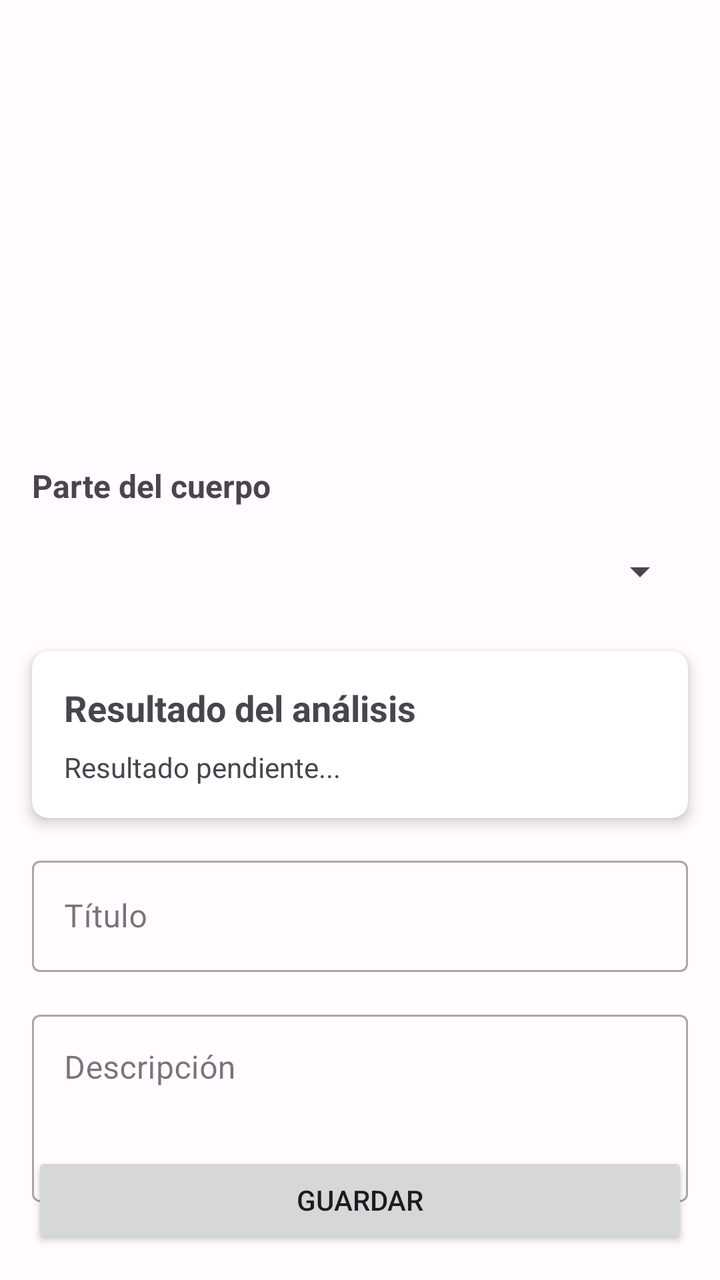
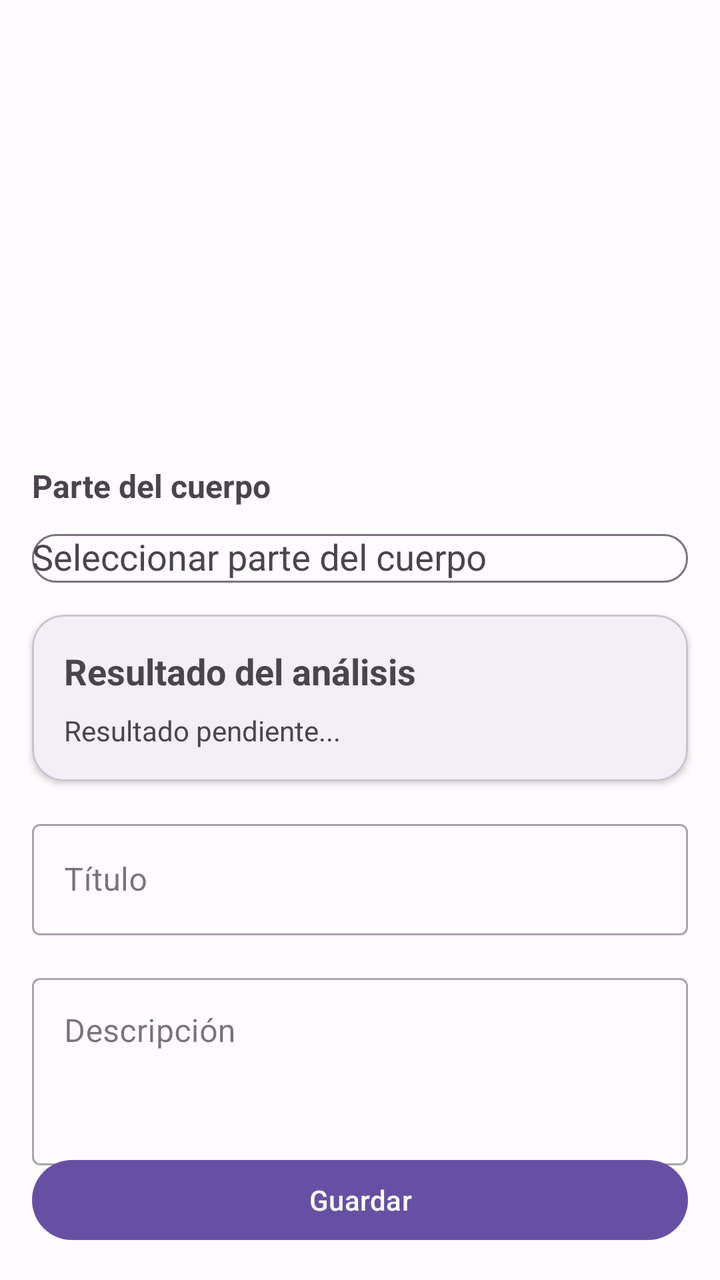

Compare the two renders of this Android layout. The source of the first and the diff that turns it into the second are given below.
<!-- AndroidManifest.xml: activity theme Theme.SkinCare_TFM -->
<!-- res/layout/activity_analysis_result.xml -->
<?xml version="1.0" encoding="utf-8"?>
<androidx.constraintlayout.widget.ConstraintLayout
    xmlns:android="http://schemas.android.com/apk/res/android"
    xmlns:app="http://schemas.android.com/apk/res-auto"
    xmlns:tools="http://schemas.android.com/tools"
    android:layout_width="match_parent"
    android:layout_height="match_parent"
    tools:context=".analysis.AnalysisResultActivity">

    <ImageView
        android:id="@+id/resultImageView"
        android:layout_width="0dp"
        android:layout_height="200dp"
        android:layout_margin="16dp"
        android:scaleType="centerCrop"
        app:layout_constraintEnd_toEndOf="parent"
        app:layout_constraintStart_toStartOf="parent"
        app:layout_constraintTop_toTopOf="parent" />

    
    <LinearLayout
        android:id="@+id/bodyPartContainer"
        android:layout_width="0dp"
        android:layout_height="wrap_content"
        android:layout_margin="16dp"
        android:orientation="vertical"
        app:layout_constraintEnd_toEndOf="parent"
        app:layout_constraintStart_toStartOf="parent"
        app:layout_constraintTop_toBottomOf="@+id/resultImageView">

        <TextView
            android:layout_width="wrap_content"
            android:layout_height="wrap_content"
            android:text="Parte del cuerpo"
            android:textSize="16sp"
            android:textStyle="bold" />

        
        <TextView
            android:id="@+id/bodyPartTextView"
            android:layout_width="match_parent"
            android:layout_height="wrap_content"
            android:layout_marginTop="8dp"
            android:paddingVertical="12dp"
            android:textSize="16sp"
            android:visibility="gone" />

        
        <Spinner
            android:id="@+id/bodyPartSpinner"
            android:layout_width="match_parent"
            android:layout_height="wrap_content"
            android:layout_marginTop="8dp"
            android:minHeight="48dp" />

    </LinearLayout>

    <androidx.cardview.widget.CardView
        android:id="@+id/analysisCardView"
        android:layout_width="0dp"
        android:layout_height="wrap_content"
        android:layout_margin="16dp"
        app:cardCornerRadius="8dp"
        app:cardElevation="4dp"
        app:layout_constraintEnd_toEndOf="parent"
        app:layout_constraintStart_toStartOf="parent"
        app:layout_constraintTop_toBottomOf="@+id/bodyPartContainer">

        <LinearLayout
            android:layout_width="match_parent"
            android:layout_height="wrap_content"
            android:orientation="vertical"
            android:padding="16dp">

            <TextView
                android:layout_width="wrap_content"
                android:layout_height="wrap_content"
                android:text="Resultado del análisis"
                android:textSize="18sp"
                android:textStyle="bold" />

            <TextView
                android:id="@+id/analysisResultText"
                android:layout_width="match_parent"
                android:layout_height="wrap_content"
                android:layout_marginTop="8dp"
                android:text="Resultado pendiente..."
                android:textSize="14sp" />

        </LinearLayout>
    </androidx.cardview.widget.CardView>

    <com.google.android.material.textfield.TextInputLayout
        android:id="@+id/titleInputLayout"
        android:layout_width="0dp"
        android:layout_height="wrap_content"
        android:layout_margin="16dp"
        android:hint="Título"
        app:layout_constraintEnd_toEndOf="parent"
        app:layout_constraintStart_toStartOf="parent"
        app:layout_constraintTop_toBottomOf="@+id/analysisCardView"
        style="@style/Widget.MaterialComponents.TextInputLayout.OutlinedBox">

        <com.google.android.material.textfield.TextInputEditText
            android:id="@+id/titleEditText"
            android:layout_width="match_parent"
            android:layout_height="wrap_content" />

    </com.google.android.material.textfield.TextInputLayout>

    <com.google.android.material.textfield.TextInputLayout
        android:id="@+id/descriptionInputLayout"
        android:layout_width="0dp"
        android:layout_height="wrap_content"
        android:layout_margin="16dp"
        android:hint="Descripción"
        app:layout_constraintEnd_toEndOf="parent"
        app:layout_constraintStart_toStartOf="parent"
        app:layout_constraintTop_toBottomOf="@+id/titleInputLayout"
        style="@style/Widget.MaterialComponents.TextInputLayout.OutlinedBox">

        <com.google.android.material.textfield.TextInputEditText
            android:id="@+id/descriptionEditText"
            android:layout_width="match_parent"
            android:layout_height="wrap_content"
            android:minLines="3"
            android:gravity="top|start" />

    </com.google.android.material.textfield.TextInputLayout>

    <Button
        android:id="@+id/saveButton"
        android:layout_width="0dp"
        android:layout_height="wrap_content"
        android:layout_margin="16dp"
        android:text="Guardar"
        app:layout_constraintBottom_toBottomOf="parent"
        app:layout_constraintEnd_toEndOf="parent"
        app:layout_constraintStart_toStartOf="parent" />

</androidx.constraintlayout.widget.ConstraintLayout>
<!-- resources referenced by this layout -->
<resources>
  <style name="Theme.SkinCare_TFM" parent="Base.Theme.SkinCare_TFM" />
  <color name="md3_primary_light">#6750A4</color>
  <color name="md3_on_primary_light">#FFFFFF</color>
  <color name="md3_primary_container_light">#EADDFF</color>
  <color name="md3_on_primary_container_light">#21005D</color>
  <color name="md3_secondary_light">#625B71</color>
  <color name="md3_on_secondary_light">#FFFFFF</color>
  <color name="md3_secondary_container_light">#E8DEF8</color>
  <color name="md3_on_secondary_container_light">#1D192B</color>
  <color name="md3_tertiary_light">#7D5260</color>
  <color name="md3_on_tertiary_light">#FFFFFF</color>
  <color name="md3_tertiary_container_light">#FFD8E4</color>
  <color name="md3_on_tertiary_container_light">#31111D</color>
  <color name="md3_error_light">#BA1A1A</color>
  <color name="md3_on_error_light">#FFFFFF</color>
  <color name="md3_error_container_light">#FFDAD6</color>
  <color name="md3_on_error_container_light">#410002</color>
  <color name="md3_background_light">#FFFBFE</color>
  <color name="md3_on_background_light">#1C1B1F</color>
  <color name="md3_surface_light">#FFFBFE</color>
  <color name="md3_on_surface_light">#1C1B1F</color>
  <color name="md3_surface_variant_light">#E7E0EC</color>
  <color name="md3_on_surface_variant_light">#49454F</color>
  <color name="md3_outline_light">#79747E</color>
  <color name="md3_outline_variant_light">#CAC4D0</color>
  <!-- unchanged entries left out for length: 1 -->
</resources>

<!-- the commit's change to res/layout/activity_analysis_result.xml (unified diff, before → after) -->
@@ -46,22 +46,30 @@
             android:visibility="gone" />
 
         
-        <Spinner
-            android:id="@+id/bodyPartSpinner"
+        <com.google.android.material.textfield.TextInputLayout
+            android:id="@+id/bodyPartInputLayout"
             android:layout_width="match_parent"
             android:layout_height="wrap_content"
             android:layout_marginTop="8dp"
-            android:minHeight="48dp" />
+            android:hint="Seleccionar parte del cuerpo"
+                                style="@style/Widget.SkinCare_TFM.TextInputLayout">
+
+            <AutoCompleteTextView
+                android:id="@+id/bodyPartSpinner"
+                android:layout_width="match_parent"
+                android:layout_height="wrap_content"
+                android:inputType="none" />
+
+        </com.google.android.material.textfield.TextInputLayout>
 
     </LinearLayout>
 
-    <androidx.cardview.widget.CardView
+    <com.google.android.material.card.MaterialCardView
         android:id="@+id/analysisCardView"
         android:layout_width="0dp"
         android:layout_height="wrap_content"
         android:layout_margin="16dp"
-        app:cardCornerRadius="8dp"
-        app:cardElevation="4dp"
+        style="@style/Widget.SkinCare_TFM.Card"
         app:layout_constraintEnd_toEndOf="parent"
         app:layout_constraintStart_toStartOf="parent"
         app:layout_constraintTop_toBottomOf="@+id/bodyPartContainer">
@@ -88,7 +96,7 @@
                 android:textSize="14sp" />
 
         </LinearLayout>
-    </androidx.cardview.widget.CardView>
+    </com.google.android.material.card.MaterialCardView>
 
     <com.google.android.material.textfield.TextInputLayout
         android:id="@+id/titleInputLayout"
@@ -128,12 +136,13 @@
 
     </com.google.android.material.textfield.TextInputLayout>
 
-    <Button
+    <com.google.android.material.button.MaterialButton
         android:id="@+id/saveButton"
         android:layout_width="0dp"
         android:layout_height="wrap_content"
         android:layout_margin="16dp"
         android:text="Guardar"
+        style="@style/Widget.SkinCare_TFM.Button"
         app:layout_constraintBottom_toBottomOf="parent"
         app:layout_constraintEnd_toEndOf="parent"
         app:layout_constraintStart_toStartOf="parent" />
<!-- resource entries referenced after the edit -->
@@ -1,5 +1,23 @@
 <!-- resources referenced by this layout -->
 <resources>
+  <style name="Widget.SkinCare_TFM.Button" parent="Widget.Material3.Button">
+          <item name="android:textAppearance">@style/TextAppearance.Material3.LabelLarge</item>
+          <item name="cornerRadius">24dp</item>
+          <item name="android:minHeight">48dp</item>
+      </style>
+  <style name="Widget.SkinCare_TFM.Card" parent="Widget.Material3.CardView.Elevated">
+          <item name="cardElevation">2dp</item>
+          <item name="cardCornerRadius">16dp</item>
+          <item name="cardBackgroundColor">@color/md3_surface_light</item>
+          <item name="strokeColor">@color/md3_outline_variant_light</item>
+          <item name="strokeWidth">1dp</item>
+      </style>
+  <style name="Widget.SkinCare_TFM.TextInputLayout" parent="Widget.Material3.TextInputLayout.OutlinedBox">
+          <item name="boxCornerRadiusTopStart">12dp</item>
+          <item name="boxCornerRadiusTopEnd">12dp</item>
+          <item name="boxCornerRadiusBottomStart">12dp</item>
+          <item name="boxCornerRadiusBottomEnd">12dp</item>
+      </style>
   <style name="Theme.SkinCare_TFM" parent="Base.Theme.SkinCare_TFM" />
   <color name="md3_primary_light">#6750A4</color>
   <color name="md3_on_primary_light">#FFFFFF</color>
